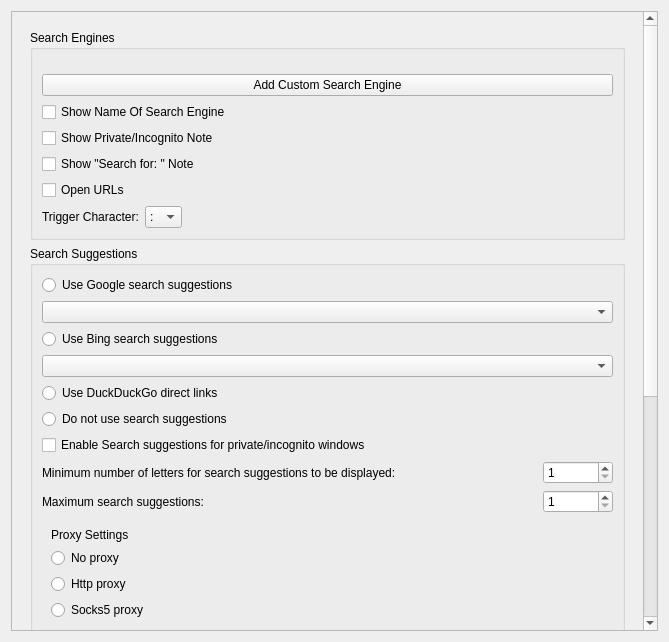
Old version of the form src/config/quick_web_shortcuts_config.ui in the repository alex1701c/QuickWebShortcuts.
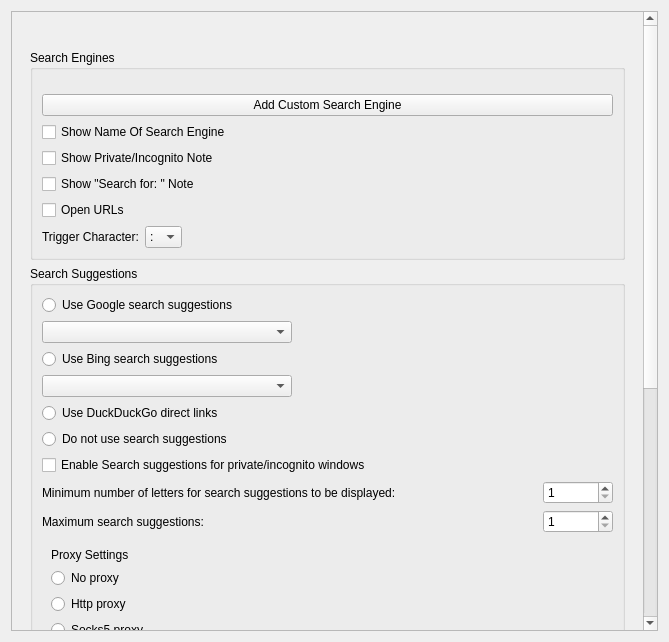
New version of the form.

```diff
--- a/src/config/quick_web_shortcuts_config.ui
+++ b/src/config/quick_web_shortcuts_config.ui
@@ -32,7 +32,7 @@
         <x>0</x>
         <y>0</y>
         <width>633</width>
-        <height>1140</height>
+        <height>1164</height>
        </rect>
       </property>
       <layout class="QGridLayout" name="gridLayout_2">
@@ -51,7 +51,139 @@
           <enum>Qt::LeftToRight</enum>
          </property>
          <layout class="QGridLayout" name="gridLayout">
-          <item row="2" column="0">
+          <item row="1" column="0">
+           <widget class="QGroupBox" name="groupBoxSearch">
+            <property name="sizePolicy">
+             <sizepolicy hsizetype="Expanding" vsizetype="Preferred">
+              <horstretch>0</horstretch>
+              <verstretch>0</verstretch>
+             </sizepolicy>
+            </property>
+            <property name="title">
+             <string>Search Engines</string>
+            </property>
+            <property name="flat">
+             <bool>false</bool>
+            </property>
+            <layout class="QVBoxLayout" name="verticalLayout_3">
+             <item>
+              <layout class="QVBoxLayout" name="verticalLayout_5">
+               <property name="topMargin">
+                <number>15</number>
+               </property>
+               <item>
+                <layout class="QVBoxLayout" name="searchEnginesItemLayout">
+                 <property name="spacing">
+                  <number>0</number>
+                 </property>
+                </layout>
+               </item>
+              </layout>
+             </item>
+             <item>
+              <widget class="QPushButton" name="addSearchEngine">
+               <property name="text">
+                <string>Add Custom Search Engine</string>
+               </property>
+              </widget>
+             </item>
+             <item>
+              <widget class="QCheckBox" name="showSearchEngineName">
+               <property name="text">
+                <string>Show Name Of Search Engine</string>
+               </property>
+              </widget>
+             </item>
+             <item>
+              <widget class="QCheckBox" name="showPrivateNoteCheckBox">
+               <property name="text">
+                <string>Show Private/Incognito Note</string>
+               </property>
+              </widget>
+             </item>
+             <item>
+              <widget class="QCheckBox" name="showSearchForCheckBox">
+               <property name="text">
+                <string>Show &quot;Search for: &quot; Note</string>
+               </property>
+              </widget>
+             </item>
+             <item>
+              <widget class="QCheckBox" name="openURLS">
+               <property name="text">
+                <string>Open URLs</string>
+               </property>
+              </widget>
+             </item>
+             <item>
+              <layout class="QHBoxLayout" name="horizontalLayout">
+               <item alignment="Qt::AlignLeft">
+                <widget class="QLabel" name="label">
+                 <property name="sizePolicy">
+                  <sizepolicy hsizetype="Fixed" vsizetype="Preferred">
+                   <horstretch>0</horstretch>
+                   <verstretch>0</verstretch>
+                  </sizepolicy>
+                 </property>
+                 <property name="text">
+                  <string>Trigger Character:</string>
+                 </property>
+                </widget>
+               </item>
+               <item alignment="Qt::AlignLeft">
+                <widget class="QComboBox" name="triggerCharacterComboBox">
+                 <property name="sizePolicy">
+                  <sizepolicy hsizetype="Fixed" vsizetype="Fixed">
+                   <horstretch>0</horstretch>
+                   <verstretch>0</verstretch>
+                  </sizepolicy>
+                 </property>
+                 <item>
+                  <property name="text">
+                   <string>:</string>
+                  </property>
+                 </item>
+                 <item>
+                  <property name="text">
+                   <string>!</string>
+                  </property>
+                 </item>
+                 <item>
+                  <property name="text">
+                   <string>?</string>
+                  </property>
+                 </item>
+                 <item>
+                  <property name="text">
+                   <string>#</string>
+                  </property>
+                 </item>
+                 <item>
+                  <property name="text">
+                   <string>&lt;</string>
+                  </property>
+                 </item>
+                </widget>
+               </item>
+               <item>
+                <spacer name="horizontalSpacer">
+                 <property name="orientation">
+                  <enum>Qt::Horizontal</enum>
+                 </property>
+                 <property name="sizeHint" stdset="0">
+                  <size>
+                   <width>40</width>
+                   <height>20</height>
+                  </size>
+                 </property>
+                </spacer>
+               </item>
+              </layout>
+             </item>
+            </layout>
+           </widget>
+          </item>
+          <item row="3" column="0">
            <widget class="QGroupBox" name="groupBoxHistory">
             <property name="sizePolicy">
              <sizepolicy hsizetype="Preferred" vsizetype="Expanding">
@@ -100,7 +232,7 @@
             </layout>
            </widget>
           </item>
-          <item row="1" column="0">
+          <item row="2" column="0">
            <widget class="QGroupBox" name="groupBoxSearchSuggestions">
             <property name="title">
              <string>Search Suggestions</string>
@@ -117,7 +249,23 @@
               </widget>
              </item>
              <item>
-              <widget class="QComboBox" name="googleLanguageComboBox"/>
+              <widget class="QComboBox" name="googleLanguageComboBox">
+               <property name="sizePolicy">
+                <sizepolicy hsizetype="Fixed" vsizetype="Fixed">
+                 <horstretch>0</horstretch>
+                 <verstretch>0</verstretch>
+                </sizepolicy>
+               </property>
+               <property name="minimumSize">
+                <size>
+                 <width>250</width>
+                 <height>0</height>
+                </size>
+               </property>
+               <property name="focusPolicy">
+                <enum>Qt::WheelFocus</enum>
+               </property>
+              </widget>
              </item>
              <item>
               <widget class="QRadioButton" name="bingRadioButton">
@@ -127,7 +275,23 @@
               </widget>
              </item>
              <item>
-              <widget class="QComboBox" name="bingLocaleSelectComboBox"/>
+              <widget class="QComboBox" name="bingLocaleSelectComboBox">
+               <property name="sizePolicy">
+                <sizepolicy hsizetype="Fixed" vsizetype="Fixed">
+                 <horstretch>0</horstretch>
+                 <verstretch>0</verstretch>
+                </sizepolicy>
+               </property>
+               <property name="minimumSize">
+                <size>
+                 <width>250</width>
+                 <height>0</height>
+                </size>
+               </property>
+               <property name="focusPolicy">
+                <enum>Qt::WheelFocus</enum>
+               </property>
+              </widget>
              </item>
              <item>
               <widget class="QRadioButton" name="duckDuckGoRadioButton">
@@ -358,135 +522,10 @@
            </widget>
           </item>
           <item row="0" column="0">
-           <widget class="QGroupBox" name="groupBoxSearch">
-            <property name="sizePolicy">
-             <sizepolicy hsizetype="Expanding" vsizetype="Preferred">
-              <horstretch>0</horstretch>
-              <verstretch>0</verstretch>
-             </sizepolicy>
+           <widget class="QLabel" name="topLabel">
+            <property name="text">
+             <string/>
             </property>
-            <property name="title">
-             <string>Search Engines</string>
-            </property>
-            <property name="flat">
-             <bool>false</bool>
-            </property>
-            <layout class="QVBoxLayout" name="verticalLayout_3">
-             <item>
-              <layout class="QVBoxLayout" name="verticalLayout_5">
-               <property name="topMargin">
-                <number>15</number>
-               </property>
-               <item>
-                <layout class="QVBoxLayout" name="searchEnginesItemLayout">
-                 <property name="spacing">
-                  <number>0</number>
-                 </property>
-                </layout>
-               </item>
-              </layout>
-             </item>
-             <item>
-              <widget class="QPushButton" name="addSearchEngine">
-               <property name="text">
-                <string>Add Custom Search Engine</string>
-               </property>
-              </widget>
-             </item>
-             <item>
-              <widget class="QCheckBox" name="showSearchEngineName">
-               <property name="text">
-                <string>Show Name Of Search Engine</string>
-               </property>
-              </widget>
-             </item>
-             <item>
-              <widget class="QCheckBox" name="showPrivateNoteCheckBox">
-               <property name="text">
-                <string>Show Private/Incognito Note</string>
-               </property>
-              </widget>
-             </item>
-             <item>
-              <widget class="QCheckBox" name="showSearchForCheckBox">
-               <property name="text">
-                <string>Show &quot;Search for: &quot; Note</string>
-               </property>
-              </widget>
-             </item>
-             <item>
-              <widget class="QCheckBox" name="openURLS">
-               <property name="text">
-                <string>Open URLs</string>
-               </property>
-              </widget>
-             </item>
-             <item>
-              <layout class="QHBoxLayout" name="horizontalLayout">
-               <item alignment="Qt::AlignLeft">
-                <widget class="QLabel" name="label">
-                 <property name="sizePolicy">
-                  <sizepolicy hsizetype="Fixed" vsizetype="Preferred">
-                   <horstretch>0</horstretch>
-                   <verstretch>0</verstretch>
-                  </sizepolicy>
-                 </property>
-                 <property name="text">
-                  <string>Trigger Character:</string>
-                 </property>
-                </widget>
-               </item>
-               <item alignment="Qt::AlignLeft">
-                <widget class="QComboBox" name="triggerCharacterComboBox">
-                 <property name="sizePolicy">
-                  <sizepolicy hsizetype="Fixed" vsizetype="Fixed">
-                   <horstretch>0</horstretch>
-                   <verstretch>0</verstretch>
-                  </sizepolicy>
-                 </property>
-                 <item>
-                  <property name="text">
-                   <string>:</string>
-                  </property>
-                 </item>
-                 <item>
-                  <property name="text">
-                   <string>!</string>
-                  </property>
-                 </item>
-                 <item>
-                  <property name="text">
-                   <string>?</string>
-                  </property>
-                 </item>
-                 <item>
-                  <property name="text">
-                   <string>#</string>
-                  </property>
-                 </item>
-                 <item>
-                  <property name="text">
-                   <string>&lt;</string>
-                  </property>
-                 </item>
-                </widget>
-               </item>
-               <item>
-                <spacer name="horizontalSpacer">
-                 <property name="orientation">
-                  <enum>Qt::Horizontal</enum>
-                 </property>
-                 <property name="sizeHint" stdset="0">
-                  <size>
-                   <width>40</width>
-                   <height>20</height>
-                  </size>
-                 </property>
-                </spacer>
-               </item>
-              </layout>
-             </item>
-            </layout>
            </widget>
           </item>
          </layout>
```
